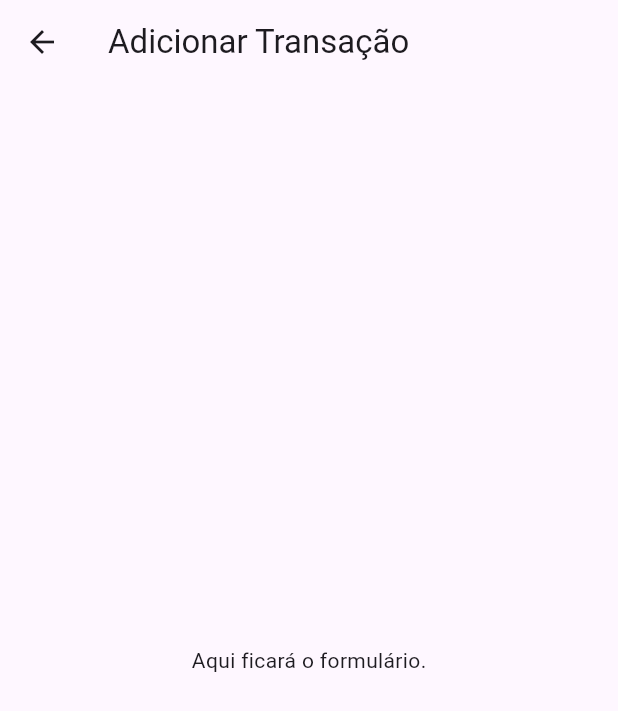
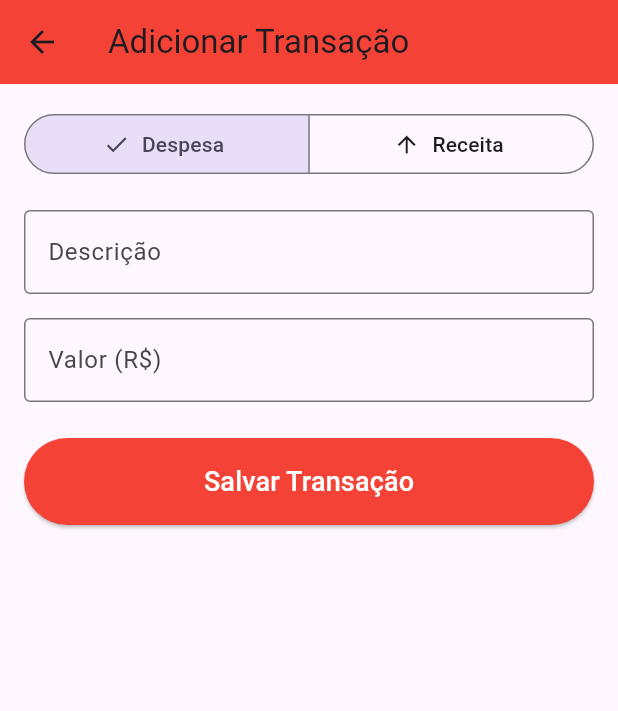
Before and after one commit to joaopedro998/Minhas-Financas-App, a Flutter app: the AddTransactionScreen screen opened directly, on a phone screen of 412 x 824 dp. Shown: the top 711 px of the screen. Run offline on Flutter 3.47's test engine with Material 3 defaults, Android fonts, the phone set to English and light mode, and no system bars; our stand-ins replace cloud_firestore, firebase_core; accounts and stored records are empty.

Commit message:
adicionando transaçoes

```diff
--- a/lib/screens/add_transaction_screen.dart
+++ b/lib/screens/add_transaction_screen.dart
@@ -1,13 +1,168 @@
+// ATENÇÃO: Verifique se o caminho para o firestore_service.dart está correto!
+import 'package:flutter_application_1/services/firestore_service.dart';
 import 'package:flutter/material.dart';
 
-class AddTransactionScreen extends StatelessWidget {
+class AddTransactionScreen extends StatefulWidget {
   const AddTransactionScreen({super.key});
+
+  @override
+  State<AddTransactionScreen> createState() => _AddTransactionScreenState();
+}
+
+class _AddTransactionScreenState extends State<AddTransactionScreen> {
+  // Chave para identificar e validar nosso formulário
+  final _formKey = GlobalKey<FormState>();
+
+  // Controladores para pegar os valores dos campos de texto
+  final _descriptionController = TextEditingController();
+  final _amountController = TextEditingController();
+
+  // Variável para guardar o tipo da transação (receita ou despesa)
+  String _transactionType = 'despesa'; // Começa como despesa por padrão
+
+  // Instância do nosso serviço do Firestore
+  final FirestoreService _firestoreService = FirestoreService();
 
   @override
   Widget build(BuildContext context) {
     return Scaffold(
-      appBar: AppBar(title: const Text('Adicionar Transação')),
-      body: const Center(child: Text('Aqui ficará o formulário.')),
+      appBar: AppBar(
+        title: const Text('Adicionar Transação'),
+        // A cor da barra muda dependendo do tipo da transação
+        backgroundColor: _transactionType == 'receita'
+            ? Colors.green
+            : Colors.red,
+      ),
+      body: Padding(
+        padding: const EdgeInsets.all(16.0),
+        child: Form(
+          key: _formKey, // Associando a chave ao formulário
+          child: Column(
+            crossAxisAlignment: CrossAxisAlignment.stretch,
+            children: [
+              // --- Seletor de Tipo (Receita/Despesa) ---
+              SegmentedButton<String>(
+                segments: const <ButtonSegment<String>>[
+                  ButtonSegment<String>(
+                    value: 'despesa',
+                    label: Text('Despesa'),
+                    icon: Icon(Icons.arrow_downward),
+                  ),
+                  ButtonSegment<String>(
+                    value: 'receita',
+                    label: Text('Receita'),
+                    icon: Icon(Icons.arrow_upward),
+                  ),
+                ],
+                selected: {_transactionType},
+                onSelectionChanged: (Set<String> newSelection) {
+                  // Atualiza a tela quando o usuário troca a seleção
+                  setState(() {
+                    _transactionType = newSelection.first;
+                  });
+                },
+              ),
+
+              const SizedBox(height: 20),
+
+              // --- Campo de Descrição ---
+              TextFormField(
+                controller: _descriptionController,
+                decoration: const InputDecoration(
+                  labelText: 'Descrição',
+                  border: OutlineInputBorder(),
+                ),
+                validator: (value) {
+                  if (value == null || value.isEmpty) {
+                    return 'Por favor, insira uma descrição';
+                  }
+                  return null;
+                },
+              ),
+
+              const SizedBox(height: 16),
+
+              // --- Campo de Valor ---
+              TextFormField(
+                controller: _amountController,
+                decoration: const InputDecoration(
+                  labelText: 'Valor (R\$)',
+                  border: OutlineInputBorder(),
+                ),
+                keyboardType: const TextInputType.numberWithOptions(
+                  decimal: true,
+                ),
+                validator: (value) {
+                  if (value == null || value.isEmpty) {
+                    return 'Por favor, insira um valor';
+                  }
+                  if (double.tryParse(value.replaceAll(',', '.')) == null) {
+                    return 'Por favor, insira um número válido';
+                  }
+                  return null;
+                },
+              ),
+
+              const SizedBox(height: 24),
+
+              // --- Botão de Salvar ---
+              ElevatedButton(
+                onPressed: _saveTransaction,
+                style: ElevatedButton.styleFrom(
+                  padding: const EdgeInsets.symmetric(vertical: 16),
+                  backgroundColor: _transactionType == 'receita'
+                      ? Colors.green
+                      : Colors.red,
+                ),
+                child: const Text(
+                  'Salvar Transação',
+                  style: TextStyle(fontSize: 18, color: Colors.white),
+                ),
+              ),
+            ],
+          ),
+        ),
+      ),
     );
   }
+
+  // Função chamada quando o botão "Salvar" é pressionado
+  void _saveTransaction() async {
+    // 1. Validar o formulário para ver se não há erros
+    if (_formKey.currentState!.validate()) {
+      // 2. Pegar os valores dos campos
+      final description = _descriptionController.text;
+      // Substitui vírgula por ponto para garantir que seja um número válido
+      final amount = double.parse(_amountController.text.replaceAll(',', '.'));
+      final type = _transactionType;
+
+      // 3. Chamar o serviço do Firestore para salvar os dados
+      try {
+        await _firestoreService.addTransaction(description, amount, type);
+
+        // 4. Mostrar mensagem de sucesso e fechar a tela
+        if (mounted) {
+          ScaffoldMessenger.of(context).showSnackBar(
+            const SnackBar(content: Text('Transação salva com sucesso!')),
+          );
+          Navigator.pop(context); // Volta para a tela anterior
+        }
+      } catch (e) {
+        // 5. Se der erro, mostrar uma mensagem de erro
+        if (mounted) {
+          ScaffoldMessenger.of(
+            context,
+          ).showSnackBar(SnackBar(content: Text('Erro ao salvar: $e')));
+        }
+      }
+    }
+  }
+
+  // Limpa os controladores quando o widget é descartado para evitar vazamento de memória
+  @override
+  void dispose() {
+    _descriptionController.dispose();
+    _amountController.dispose();
+    super.dispose();
+  }
 }
```
